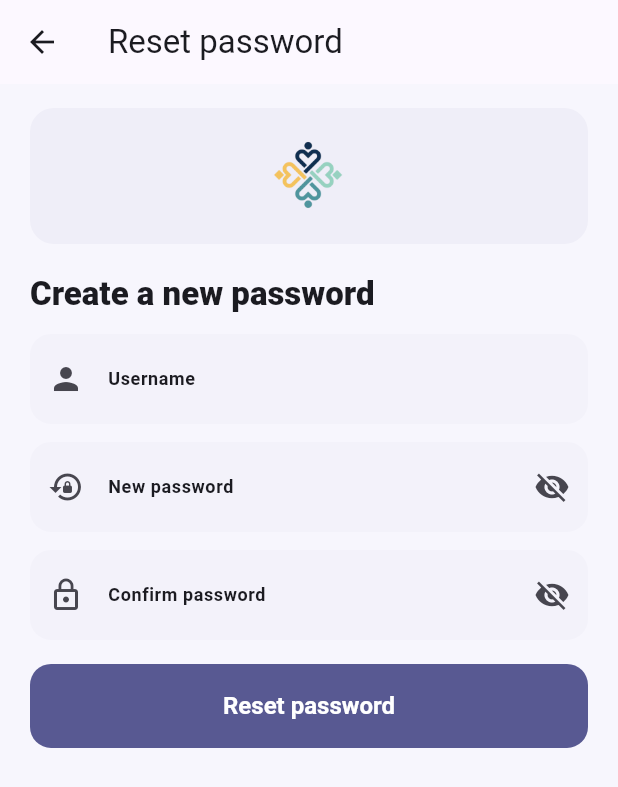
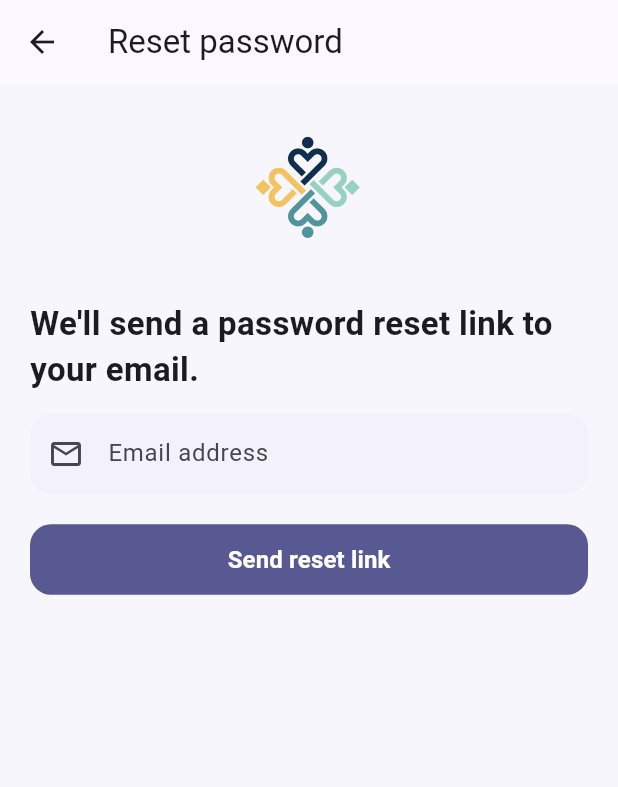
Before and after one commit to Majdalru/2025_GP_13, a Flutter app: the screen it shows after launch, after a tap on "Forgot password?", on a phone screen of 412 x 824 dp. Shown: the top 787 px of the screen. Run offline on Flutter 3.47's test engine with Material 3 defaults, Android fonts, the phone set to English and light mode, and no system bars; our stand-ins replace cloud_firestore, firebase_auth, firebase_core; accounts and stored records are empty.

Commit message:
forget password modify

```diff
--- a/lib/Screens/forgot_password_page.dart
+++ b/lib/Screens/forgot_password_page.dart
@@ -1,167 +1,129 @@
 import 'package:flutter/material.dart';
+import 'package:firebase_auth/firebase_auth.dart';
 
 class ForgotPasswordPage extends StatefulWidget {
-  const ForgotPasswordPage({super.key});
+  final bool isElderly; // ✅ نحدد هل المستخدم ألدرلي
+
+  const ForgotPasswordPage({super.key, required this.isElderly});
 
   @override
   State<ForgotPasswordPage> createState() => _ForgotPasswordPageState();
 }
 
 class _ForgotPasswordPageState extends State<ForgotPasswordPage> {
+  final _email = TextEditingController();
   final _formKey = GlobalKey<FormState>();
-  final _username = TextEditingController();
-  final _newPass = TextEditingController();
-  final _confirm = TextEditingController();
-  bool _ob1 = true, _ob2 = true;
+  bool _loading = false;
 
   @override
   void dispose() {
-    _username.dispose();
-    _newPass.dispose();
-    _confirm.dispose();
+    _email.dispose();
     super.dispose();
   }
 
-  void _save() {
+  /// ✅ نفس ستايل Dialog المستخدم في صفحة Login
+  Future<void> _showCenteredDialog(String title, String message) {
+    return showDialog(
+      context: context,
+      builder: (ctx) => AlertDialog(
+        shape: RoundedRectangleBorder(borderRadius: BorderRadius.circular(16)),
+        title: Text(title, style: const TextStyle(fontWeight: FontWeight.w800)),
+        content: Text(message),
+        actions: [
+          TextButton(
+            onPressed: () => Navigator.pop(ctx),
+            child: const Text('OK'),
+          ),
+        ],
+      ),
+    );
+  }
+
+  Future<void> _resetPassword() async {
     if (!_formKey.currentState!.validate()) return;
 
-    // هنا عادةً ترسل (_username.text, _newPass.text) للباك-إند
-    // وتتعامل مع الاستجابة (نجاح/فشل)
-    ScaffoldMessenger.of(context).showSnackBar(
-      const SnackBar(content: Text('Password reset successfully')),
+    setState(() => _loading = true);
+    try {
+      await FirebaseAuth.instance
+          .sendPasswordResetEmail(email: _email.text.trim());
+
+      // ✅ Popup بدلاً من SnackBar
+      await _showCenteredDialog(
+        'Email sent',
+        'A password reset link has been sent to your email.',
       );
-    Navigator.pop(context); // يرجّع لصفحة تسجيل الدخول
+
+      Navigator.pop(context); // يرجع لصفحة تسجيل الدخول
+    } on FirebaseAuthException catch (e) {
+      await _showCenteredDialog('Error', e.message ?? 'Something went wrong');
+    } finally {
+      setState(() => _loading = false);
+    }
   }
 
   @override
   Widget build(BuildContext context) {
-    final cs = Theme.of(context).colorScheme;
-    final size = MediaQuery.of(context).size;
-    final w = size.width;
-
-    const maxContentWidth = 480.0;
-    final logoH = (w * 0.22).clamp(80, 140);
-
-    const fieldContentPadding = EdgeInsets.symmetric(vertical: 18, horizontal: 14);
-    final inputTextStyle = Theme.of(context).textTheme.bodyLarge;
-    final labelStyle = Theme.of(context).textTheme.bodySmall?.copyWith(fontWeight: FontWeight.w600);
+    bool isElderly = widget.isElderly;
+    final titleStyle = TextStyle(
+      fontSize: isElderly ? 28 : 22,
+      fontWeight: FontWeight.bold,
+    );
+    final textStyle = TextStyle(fontSize: isElderly ? 20 : 14);
+    final buttonTextStyle =
+        TextStyle(fontSize: isElderly ? 20 : 16, fontWeight: FontWeight.w600);
 
     return Scaffold(
       appBar: AppBar(title: const Text('Reset password')),
-      body: Center(
-        child: ConstrainedBox(
-          constraints: const BoxConstraints(maxWidth: maxContentWidth),
-          child: ListView(
-            padding: const EdgeInsets.fromLTRB(20, 0, 20, 24),
+      body: Padding(
+        padding: const EdgeInsets.all(20),
+        child: Column(
+          crossAxisAlignment: CrossAxisAlignment.start,
           children: [
-              const SizedBox(height: 16),
-
-              // LOGO
-              Container(
-                height: logoH.toDouble(),
-                decoration: BoxDecoration(
-                  color: cs.primary.withOpacity(.05),
-                  borderRadius: BorderRadius.circular(16),
-                ),
-                alignment: Alignment.center,
+            Center(
               child: Image.asset(
                 'assets/khalil_logo.png',
-                  height: (logoH * 0.72).toDouble(),
-                  fit: BoxFit.contain,
+                height: isElderly ? 140 : 100,
+                filterQuality: FilterQuality.high,
+              ),
+            ),
+            const SizedBox(height: 24),
+
+            Text("We'll send a password reset link to your email.", style: titleStyle),
+            const SizedBox(height: 14),
+
+            Form(
+              key: _formKey,
+              child: TextFormField(
+                controller: _email,
+                style: textStyle,
+                keyboardType: TextInputType.emailAddress,
+                decoration: const InputDecoration(
+                  labelText: 'Email address',
+                  prefixIcon: Icon(Icons.email_outlined),
+                ),
+                validator: (v) {
+                  if (v == null || v.trim().isEmpty) {
+                    return 'Please enter your email';
+                  }
+                  if (!RegExp(r'^[^@]+@[^@]+\.[^@]+').hasMatch(v)) {
+                    return 'Enter a valid email';
+                  }
+                  return null;
+                },
               ),
             ),
             const SizedBox(height: 20),
 
-              Text(
-                'Create a new password',
-                style: Theme.of(context).textTheme.titleLarge?.copyWith(fontWeight: FontWeight.w800),
-              ),
-              const SizedBox(height: 12),
-
-              Form(
-                key: _formKey,
-                child: Column(
-                  children: [
-                    // ✅ Username أولاً
-                    TextFormField(
-                      controller: _username,
-                      textInputAction: TextInputAction.next,
-                      autofillHints: const [AutofillHints.username],
-                      keyboardType: TextInputType.text, // لو ايميل: TextInputType.emailAddress
-                      style: inputTextStyle,
-                      decoration: InputDecoration(
-                        labelText: 'Username',
-                        labelStyle: labelStyle,
-                        prefixIcon: const Icon(Icons.person),
-                        contentPadding: fieldContentPadding,
-                      ),
-                      validator: (v) {
-                        if (v == null || v.trim().isEmpty) return 'Username is required';
-                        if (v.trim().length < 3) return 'Min 3 characters';
-                        return null;
-                      },
-                    ),
-                    const SizedBox(height: 12),
-
-                    // New password
-                    TextFormField(
-                      controller: _newPass,
-                      obscureText: _ob1,
-                      textInputAction: TextInputAction.next,
-                      autofillHints: const [AutofillHints.newPassword],
-                      style: inputTextStyle,
-                      decoration: InputDecoration(
-                        labelText: 'New password',
-                        labelStyle: labelStyle,
-                        prefixIcon: const Icon(Icons.lock_reset),
-                        contentPadding: fieldContentPadding,
-                        suffixIcon: IconButton(
-                          onPressed: () => setState(() => _ob1 = !_ob1),
-                          icon: Icon(_ob1 ? Icons.visibility_off : Icons.visibility),
+            SizedBox(
+              width: double.infinity,
+              child: FilledButton(
+                onPressed: _loading ? null : _resetPassword,
+                child: _loading
+                    ? const CircularProgressIndicator(color: Colors.white, strokeWidth: 2)
+                    : Text('Send reset link', style: buttonTextStyle),
               ),
             ),
-                      validator: (v) {
-                        if (v == null || v.length < 6) return 'Min 6 characters';
-                        return null;
-                      },
-                    ),
-                    const SizedBox(height: 12),
-
-                    // Confirm password
-                    TextFormField(
-                      controller: _confirm,
-                      obscureText: _ob2,
-                      textInputAction: TextInputAction.done,
-                      autofillHints: const [AutofillHints.newPassword],
-                      style: inputTextStyle,
-                      decoration: InputDecoration(
-                        labelText: 'Confirm password',
-                        labelStyle: labelStyle,
-                        prefixIcon: const Icon(Icons.lock_outline),
-                        contentPadding: fieldContentPadding,
-                        suffixIcon: IconButton(
-                          onPressed: () => setState(() => _ob2 = !_ob2),
-                          icon: Icon(_ob2 ? Icons.visibility_off : Icons.visibility),
-                        ),
-                      ),
-                      validator: (v) => (v != _newPass.text) ? 'Passwords do not match' : null,
-                    ),
           ],
-                ),
-              ),
-              const SizedBox(height: 16),
-
-              FilledButton(
-                onPressed: _save,
-                style: FilledButton.styleFrom(
-                  minimumSize: const Size.fromHeight(56),
-                  textStyle: const TextStyle(fontSize: 16, fontWeight: FontWeight.w700),
-                  shape: RoundedRectangleBorder(borderRadius: BorderRadius.circular(14)),
-                ),
-                child: const Text('Reset password'),
-              ),
-            ],
-          ),
         ),
       ),
     );
--- a/lib/Screens/login_page.dart
+++ b/lib/Screens/login_page.dart
@@ -40,8 +40,15 @@ class _LoginPageState extends State<LoginPage> {
     await showDialog(
       context: context,
       builder: (ctx) => AlertDialog(
-        title: Text(title, style: const TextStyle(fontWeight: FontWeight.w800)),
-        content: Text(message),
+        shape: RoundedRectangleBorder(borderRadius: BorderRadius.circular(16)),
+        title: DefaultTextStyle.merge(
+          style: const TextStyle(fontWeight: FontWeight.w800),
+          child: Text(title),
+        ),
+        content: DefaultTextStyle.merge(
+          style: const TextStyle(height: 1.3),
+          child: Text(message),
+        ),
         actions: [
           TextButton(onPressed: () => Navigator.pop(ctx), child: const Text('OK')),
         ],
@@ -131,11 +138,11 @@ class _LoginPageState extends State<LoginPage> {
 
     final isElderly      = _role == UserRole.elderly;
 
-    // أحجام Elderly أكبر للوضوح (بدون تكبير إضافي للحقول نفسها)
+    // أحجام Elderly أكبر للوضوح
     final titleStyle     = TextStyle(fontWeight: FontWeight.w900, fontSize: isElderly ? 34 : 24);
     final inputTextStyle = TextStyle(fontSize: isElderly ? 20 : 15);
     final labelTextStyle = TextStyle(fontSize: isElderly ? 28 : 14, fontWeight: FontWeight.w600);
-    final helperErrStyle = TextStyle(fontSize: isElderly ? 16 : 12); // ← هنا التكبير للـ Elderly فقط
+    final helperErrStyle = TextStyle(fontSize: isElderly ? 16 : 12);
     final fieldPadding   = EdgeInsets.symmetric(vertical: isElderly ? 22 : 16, horizontal: 14);
     final linkTextStyle  = TextStyle(fontSize: isElderly ? 18 : 14, color: cs.primary, fontWeight: FontWeight.w600);
 
@@ -151,7 +158,7 @@ class _LoginPageState extends State<LoginPage> {
       contentPadding: fieldPadding,
       labelText: null,
       hintText: null,
-      errorStyle: helperErrStyle, // 👈 هذا اللي يكبّر نص الخطأ عند Elderly
+      errorStyle: helperErrStyle, // 👈 يكبّر نص الخطأ عند Elderly
       errorMaxLines: 2,
     );
 
@@ -172,6 +179,7 @@ class _LoginPageState extends State<LoginPage> {
                       height: logoH.toDouble(),
                       width: logoH.toDouble(),
                       fit: BoxFit.contain,
+                      filterQuality: FilterQuality.high,
                     ),
                   ),
                 ),
@@ -242,7 +250,11 @@ class _LoginPageState extends State<LoginPage> {
                         alignment: Alignment.centerRight,
                         child: TextButton(
                           onPressed: () => Navigator.of(context).push(
-                            MaterialPageRoute(builder: (_) => const ForgotPasswordPage()),
+                            MaterialPageRoute(
+                              builder: (_) => ForgotPasswordPage(
+                                isElderly: _role == UserRole.elderly, // 👈 يورّث وضع Elderly
+                              ),
+                            ),
                           ),
                           child: Text('Forgot password?', style: linkTextStyle),
                         ),
```
Lines whose indentation alone changed are shown as unchanged.
